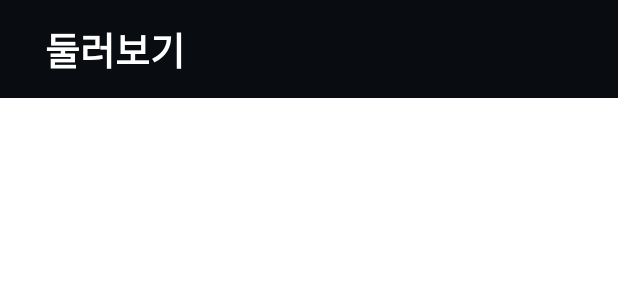
After one commit to stella6767/FLOApp, an Android app: the layout toolbar_tour.xml on its own in the app's theme, with its tools: preview values and no code run, on a phone screen of 412 x 824 dp. The commit adds this screen. Shown: the top 300 px of the screen. Run offline under Robolectric (Android 15) with nearby library versions, the phone set to English and light mode, and no system bars.

Commit message:
컴퓨터로 작업하기 위한 커밋푸쉬

```diff
--- a/app/src/main/java/com/kang/floapp/model/PlaySong.java
+++ b/app/src/main/java/com/kang/floapp/model/PlaySong.java
@@ -11,7 +11,7 @@ import lombok.NoArgsConstructor;
 @AllArgsConstructor
 @NoArgsConstructor
 @Data
-public class PlaySong {
+public class PlaySong { //내 재생목록
 
     private Integer id;
     private Song song;
--- a/app/src/main/java/com/kang/floapp/model/Song.java
+++ b/app/src/main/java/com/kang/floapp/model/Song.java
@@ -16,6 +16,6 @@ public class Song {
     private String lyrics;
     private String date;
     private String img;
-    //private List<>
+    //private List<> heart
     private String file;
 }
--- a/app/src/main/java/com/kang/floapp/view/main/MainActivityViewModel.java
+++ b/app/src/main/java/com/kang/floapp/view/main/MainActivityViewModel.java
@@ -9,6 +9,7 @@ import androidx.lifecycle.LiveData;
 import androidx.lifecycle.MutableLiveData;
 import androidx.lifecycle.ViewModel;
 
+import com.kang.floapp.model.repository.PlaySongRepository;
 import com.kang.floapp.model.repository.SongRepository;
 import com.kang.floapp.model.PlaySong;
 import com.kang.floapp.model.Song;
@@ -23,6 +24,7 @@ public class MainActivityViewModel extends ViewModel {
     private static final String TAG = "HomeActivityViewModel";
 
     private SongRepository songRepository;
+    private PlaySongRepository playSongRepository;
 
     private MutableLiveData<List<Song>> mtSongList;
     public MutableLiveData<List<PlaySong>> mtPlayList;
--- a/app/src/main/java/com/kang/floapp/view/main/adapter/CategoryAdapter.java
+++ b/app/src/main/java/com/kang/floapp/view/main/adapter/CategoryAdapter.java
@@ -71,6 +71,7 @@ public class CategoryAdapter extends RecyclerView.Adapter<CategoryAdapter.catego
             categorySelect.setOnClickListener(v -> {
                 Log.d(TAG, "categoryViewHolder: 카테고리 클릭");
                 mainActivity.getSupportFragmentManager().beginTransaction().replace(R.id.fragment_home_child_container, new FragHomeCategory(category.get(getAdapterPosition()).getCategory())).commit();
+                //여기서 생성자로 desc와 img를 넘겨줄거다.
 
             });
 
--- a/app/src/main/java/com/kang/floapp/view/main/adapter/SearchAdapter.java
+++ b/app/src/main/java/com/kang/floapp/view/main/adapter/SearchAdapter.java
@@ -1,4 +1,4 @@
 package com.kang.floapp.view.main.adapter;
 
-public class SearchAdapter {
+public class SearchAdapter { //검색하면 여기에 뿌리도록..
 }
--- a/app/src/main/java/com/kang/floapp/view/main/adapter/StorageAdapter.java
+++ b/app/src/main/java/com/kang/floapp/view/main/adapter/StorageAdapter.java
@@ -1,4 +1,4 @@
 package com.kang.floapp.view.main.adapter;
 
-public class StorageAdapter {
+public class StorageAdapter { //신율이가 하겠지..
 }
--- /dev/null
+++ b/app/src/main/res/layout/toolbar_tour.xml
@@ -0,0 +1,37 @@
+<?xml version="1.0" encoding="utf-8"?>
+
+<androidx.appcompat.widget.Toolbar xmlns:tools="http://schemas.android.com/tools"
+    android:id="@+id/toolbar_main"
+    app:contentInsetStart="0dp"
+    xmlns:android="http://schemas.android.com/apk/res/android"
+    android:layout_width="match_parent"
+    android:layout_height="65dp"
+    android:background="#090D12"
+    xmlns:app="http://schemas.android.com/apk/res-auto">
+
+
+    <androidx.constraintlayout.widget.ConstraintLayout
+        android:layout_width="match_parent"
+        android:layout_height="match_parent"
+        android:paddingHorizontal="10dp">
+
+
+        <TextView
+            android:id="@+id/textView10"
+            android:layout_width="wrap_content"
+            android:layout_height="wrap_content"
+            android:text="둘러보기"
+            android:textColor="@color/white"
+            android:layout_marginLeft="20dp"
+            android:textSize="25sp"
+            android:textStyle="bold"
+            app:layout_constraintBottom_toBottomOf="parent"
+            app:layout_constraintStart_toStartOf="parent"
+            app:layout_constraintTop_toTopOf="parent" />
+
+
+    </androidx.constraintlayout.widget.ConstraintLayout>
+
+
+
+</androidx.appcompat.widget.Toolbar>
```
Also changed, not shown: app/src/main/java/com/kang/floapp/model/repository/PlaySongRepository.java (+93 -58 lines), app/src/main/java/com/kang/floapp/model/repository/SongRepository.java (+3 -8 lines), app/src/main/java/com/kang/floapp/view/main/adapter/CategoryListAdapter.java (+11 -0 lines), app/src/main/res/layout/frag_tour.xml (+86 -4 lines).
